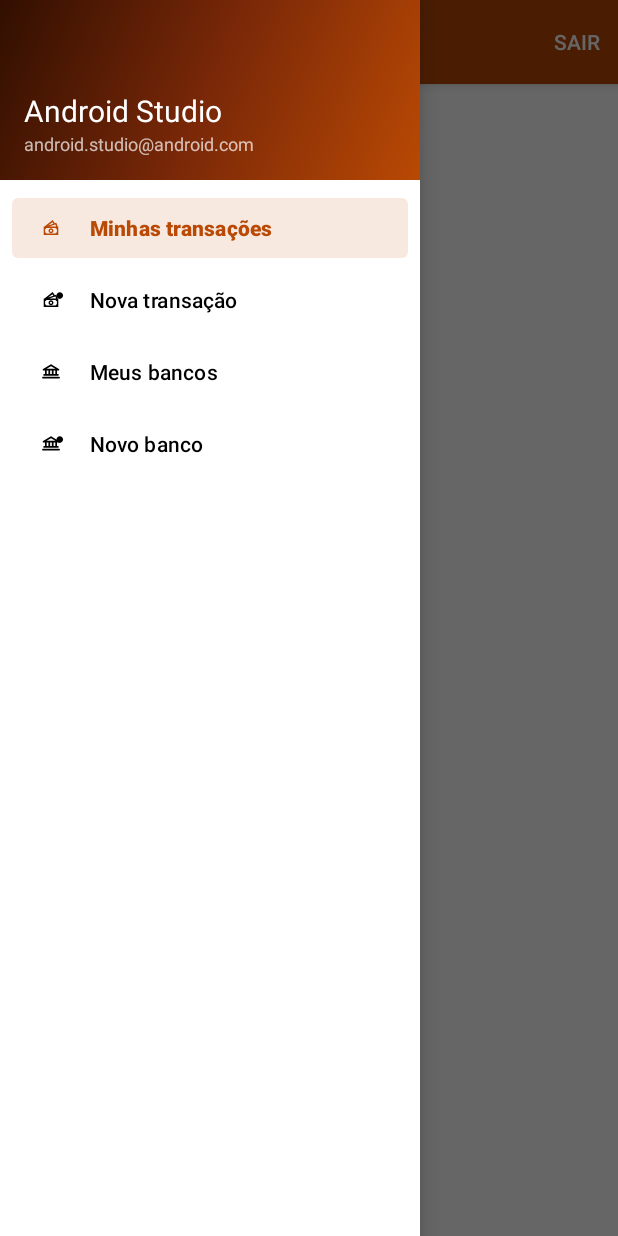
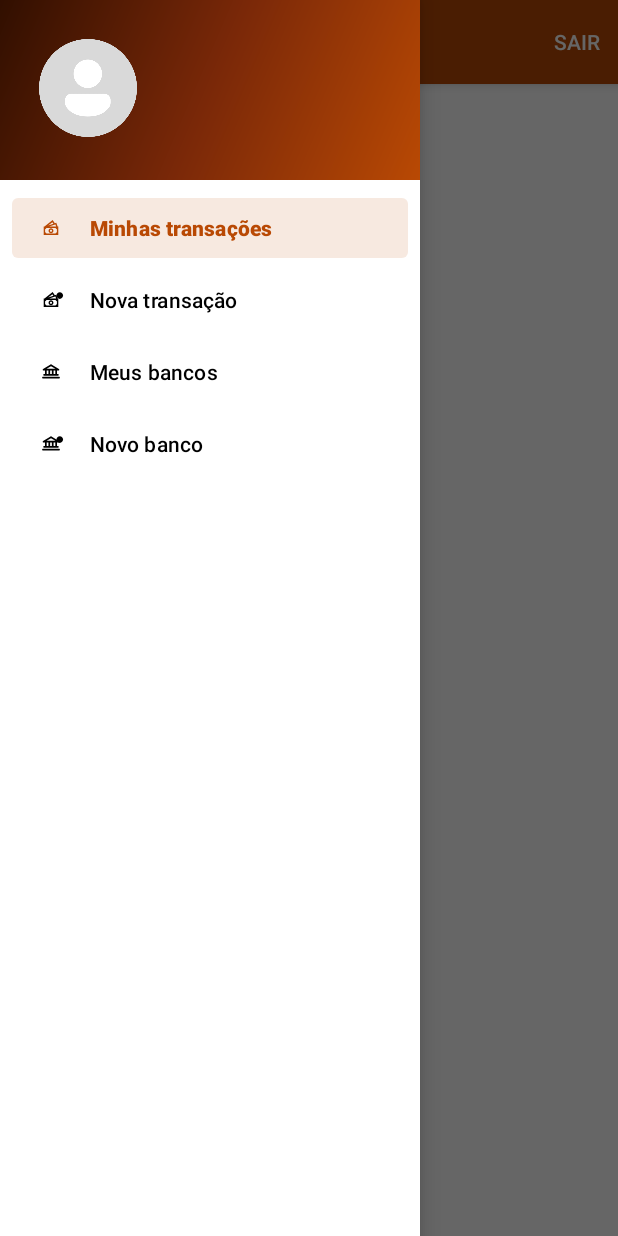
Before and after one commit to sophya-ribeiro/Finance, an Android app: the HomeActivity screen opened directly, with no data from a screen before it, with the side drawer open, on a phone screen of 412 x 824 dp. Run offline under Robolectric (Android 15) with nearby library versions, the phone set to English and light mode, and no system bars; our stand-ins replace Room's generated code, navigation-ui.

Commit message:
feat: add foto

```diff
--- a/app/src/main/java/com/example/finance/HomeActivity.java
+++ b/app/src/main/java/com/example/finance/HomeActivity.java
@@ -44,14 +44,14 @@ public class HomeActivity extends AppCompatActivity {
                     View headerView = binding.navView.getHeaderView(0);
                     TextView tvName = headerView.findViewById(R.id.textViewName);
                     TextView tvEmail = headerView.findViewById(R.id.textViewEmail);
-                    //ImageView ivPhoto = headerView.findViewById(R.id.imageView);
+                    ImageView ivPhoto = headerView.findViewById(R.id.imageView);
 
                     tvName.setText(user.nome);
                     tvEmail.setText(user.email);
 
                     if (user.foto != null && user.foto.length > 0) {
                         Bitmap bitmap = BitmapFactory.decodeByteArray(user.foto, 0, user.foto.length);
-                        //ivPhoto.setImageBitmap(bitmap);
+                        ivPhoto.setImageBitmap(bitmap);
                     }
                 }
             }));
--- a/app/src/main/res/layout/nav_header_main.xml
+++ b/app/src/main/res/layout/nav_header_main.xml
@@ -11,6 +11,15 @@
     android:paddingRight="@dimen/activity_horizontal_margin"
     android:paddingBottom="@dimen/activity_vertical_margin"
     android:theme="@style/ThemeOverlay.AppCompat.Dark">
+
+    <ImageView
+        android:id="@+id/imageView"
+        android:layout_width="85dp"
+        android:layout_height="85dp"
+        android:contentDescription="@string/nav_header_desc"
+        android:padding="10dp"
+        app:srcCompat="@drawable/placeholder_profile" />
+
 
     <TextView
         android:id="@+id/textViewName"
```
